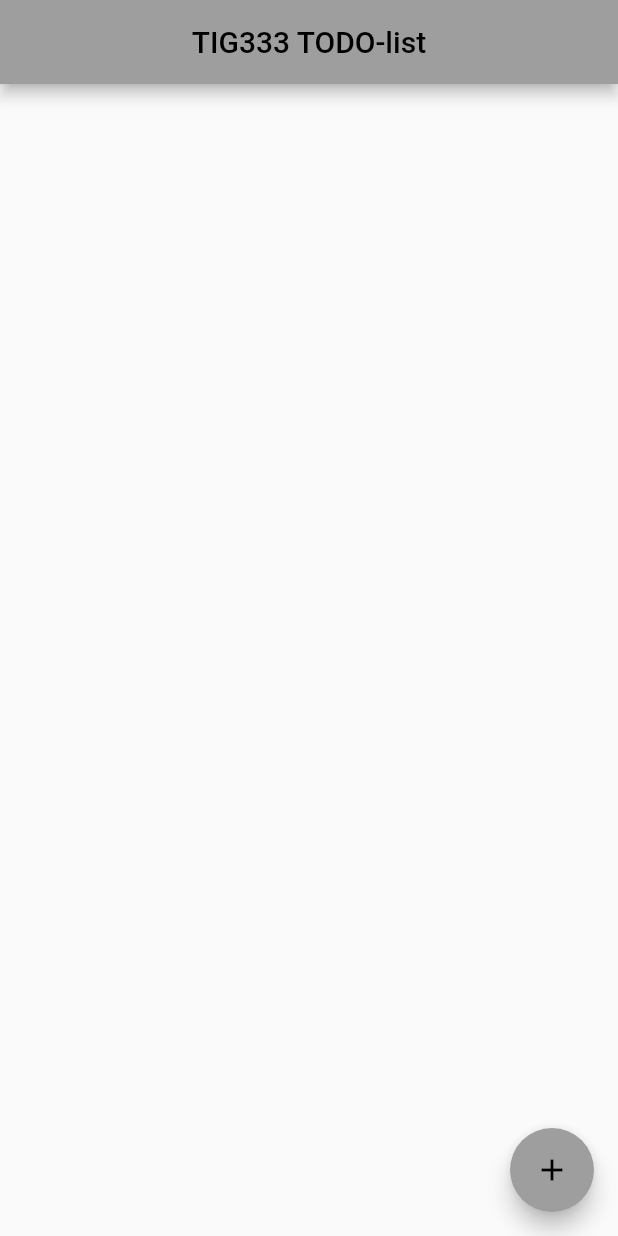
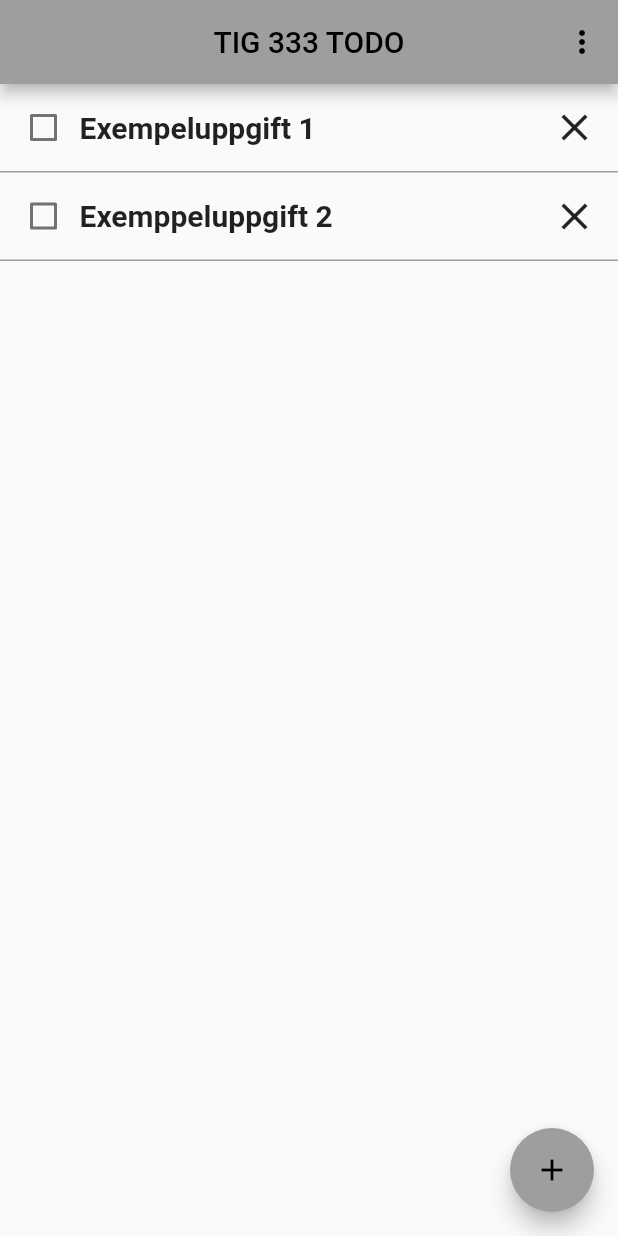
Before and after one commit to gu-tig333-ht22/gusfreanan, a Flutter app: the screen it shows after launch, on a phone screen of 412 x 824 dp. Run offline on Flutter 3.47's test engine with Material 2 defaults, Android fonts, the phone set to English and light mode, and no system bars.

Commit message:
Helt omgjort sedan steg1. All funktionalitet finns förutom fungerande filtrering. Hanterar just nu input i två separata listor, vilket komplicerar en hel del. Kommer istället göra om till en class nästa vecka för att få till bättre struktur.

```diff
--- a/lib/main.dart
+++ b/lib/main.dart
@@ -1,62 +1,220 @@
 import 'package:flutter/material.dart';
-import 'package:provider/provider.dart';
 
 void main() {
-  runApp(const MyApp());
+  runApp(MyApp());
 }
 
 class MyApp extends StatelessWidget {
-  const MyApp({Key? key}) : super(key: key);
   @override
   Widget build(BuildContext context) {
     return MaterialApp(
-      title: 'TODO-list',
+      debugShowCheckedModeBanner: false,
+      title: 'TODO List',
       theme: ThemeData(
         primarySwatch: Colors.grey,
       ),
-      home: const MyHomePage(title: 'TIG333 TODO-list'),
+      home: MainView(),
     );
   }
 }
 
-class MyHomePage extends StatefulWidget {
-  const MyHomePage({Key? key, required this.title}) : super(key: key);
-  final String title;
+//###################################################################################################
+//########################################## MainView ###############################################
+//###################################################################################################
+class MainView extends StatefulWidget {
   @override
-  State<MyHomePage> createState() => _MyHomePageState();
+  State<MainView> createState() => _MainViewState();
 }
 
-class _MyHomePageState extends State<MyHomePage> {
-  //FUNKTION SOM ANVÄNDS FÖR ATT ÖKA ANTALET I "TODO-list" PÅ SKÄRMEN
-  int tal = 0;
-  var _lista = <int>[];
-  void _increaseList() {
-    setState(() {
-      _lista.add(tal);
-      tal++;
-    });
-  }
-  //SLUT FUNKTION
+class _MainViewState extends State<MainView> {
+  final List<String> todos = <String>["Exempeluppgift 1", "Exemppeluppgift 2"];
+  final List<bool> isChecked = <bool>[false, false];
+  var filterby =
+      ""; //Hänger ihop med kommande filterfunktion. Används ej just nu.
 
   @override
   Widget build(BuildContext context) {
     return Scaffold(
-        appBar: AppBar(
+      appBar: AppBar(
           centerTitle: true,
-          title: Text(widget.title),
+          title: const Text("TIG 333 TODO"),
+          actions: [
+//############################################################################## Meny för filtrering start
+            PopupMenuButton(
+                onSelected: (value) {
+                  //Behöver uppdateras med funktion / Skapa ny lista baserat på isChecked bool-värde. Används ej.
+                  setState(() {
+                    if (value = true) {}
+                    if (value = false) {
+                    } else {}
+                  });
+                },
+                itemBuilder: (context) => [
+                      PopupMenuItem(child: Text("View All"), value: bool),
+                      PopupMenuItem(child: Text("View Done"), value: true),
+                      PopupMenuItem(child: Text("View Undone"), value: false),
+                    ])
+//############################################################################## Meny för filtrering slut
+          ]),
+      body: todoList(),
+//############################################################################## FloatingActionButton start
+      floatingActionButton: FloatingActionButton(
+        onPressed: () async {
+          final String recievedText = await Navigator.push(
+              context, MaterialPageRoute(builder: (context) => secondView()));
+          if (recievedText != null) {
+            setState(() {
+              todos.add(recievedText);
+              isChecked.add(false);
+            });
+          }
+        },
+        child: const Icon(Icons.add),
+      ),
+//############################################################################## FloatingActionButton slut
+    );
+  }
+
+//############################################################################## Todolist start
+  Widget todoList() {
+    return Column(
+      children: [
+        Expanded(
+          child: ListView.builder(
+            itemCount: todos.length,
+            itemBuilder: (context, int index) {
+              return todoContainer(index);
+            },
+          ),
         ),
-        body: ListView.builder(
-            itemCount: _lista.length,
-            itemBuilder: (BuildContext context, int tal) {
-              return ListTile(
-                  leading: const Icon(Icons.check_box_outlined),
-                  trailing: const Icon(Icons.close),
-                  title: Text("Valfri uppgift nr. $tal"));
-            }),
-        floatingActionButton: FloatingActionButton(
-            onPressed:
-                _increaseList, //KALLAR FUNKTION SOM ÖKAR ANTALET I "TODO-list"
-            tooltip: 'Add to list',
-            child: const Icon(Icons.add)));
+        const SizedBox(height: 50)
+      ],
+    );
+  }
+
+//############################################################################## Todolist slut
+//############################################################################## Todo/container & tillhörande widgets start
+  Widget todoContainer(int index) {
+    return Container(
+      padding: const EdgeInsets.all(5.0),
+      decoration: const BoxDecoration(
+        border: Border(
+          bottom: BorderSide(color: Colors.grey),
+        ),
+      ),
+      child: Row(
+        children: [
+          todoCheckbox(index),
+          todoText(index),
+          todoDelete(index),
+        ],
+      ),
+    );
+  }
+
+  Widget todoCheckbox(int index) {
+    return Checkbox(
+      value: isChecked[index],
+      onChanged: (bool? newValue) {
+        setState(
+          () {
+            isChecked[index] = newValue!;
+          },
+        );
+      },
+    );
+  }
+
+  Widget todoText(int index) {
+    return Expanded(
+      child: Text(
+        todos[index],
+        style: isChecked[index]
+            ? const TextStyle(
+                fontSize: 20,
+                fontWeight: FontWeight.bold,
+                decoration: TextDecoration.lineThrough,
+                color: Colors.black)
+            : const TextStyle(
+                fontSize: 20,
+                fontWeight: FontWeight.bold,
+              ),
+        overflow: TextOverflow.ellipsis,
+      ),
+    );
+  }
+
+  Widget todoDelete(int index) {
+    return IconButton(
+      icon: const Icon(
+        Icons.clear,
+        size: 30,
+      ),
+      onPressed: () {
+        deleteEntry(todos, index);
+      },
+    );
+  }
+
+  void deleteEntry(List entryList, int index) {
+    setState(() {
+      entryList.removeAt(index);
+      isChecked.removeAt(index);
+    });
   }
 }
+//############################################################################## Todo/container & tillhörande widgets slut
+
+//#########################################################################################################
+//######################################## SecondView #####################################################
+//#########################################################################################################
+class secondView extends StatelessWidget {
+  secondView({super.key});
+  String textInput = "";
+
+  @override
+  Widget build(BuildContext context) {
+    return Scaffold(
+      appBar: AppBar(
+        centerTitle: true,
+        title: const Text("TIG333 TODO"),
+      ),
+      body: Column(
+        children: [
+          Container(height: 45),
+          //#################################################################### Textfield input start
+          TextField(
+            onChanged: (text) {
+              textInput = text;
+            },
+            decoration: const InputDecoration(
+              enabledBorder:
+                  OutlineInputBorder(borderSide: BorderSide(width: 2)),
+              contentPadding: EdgeInsets.all(10.0),
+              hintText: 'What are you going to do?',
+            ),
+          ),
+          //#################################################################### Textfield slut
+          Container(height: 30),
+          //#################################################################### "+Add"-knapp start
+          //#################################################################### (Går också tillbaka till mainView
+          //####################################################################  med Navigator.pop)
+          OutlinedButton(
+              onPressed: () {
+                Navigator.pop(context, textInput);
+              },
+              style: OutlinedButton.styleFrom(
+                  side: const BorderSide(width: 2, color: Colors.black)),
+              child: const Text(
+                "+ Add",
+                style: TextStyle(
+                    fontSize: 20,
+                    fontWeight: FontWeight.bold,
+                    color: Colors.black),
+              ))
+          //#################################################################### "+Add"-knapp slut
+        ],
+      ),
+    );
+  }
+}
```
Also changed, not shown: 1 other file.
